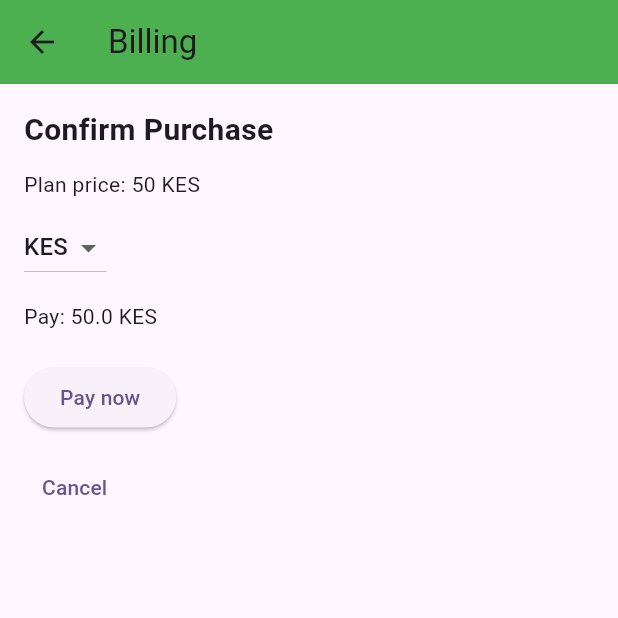
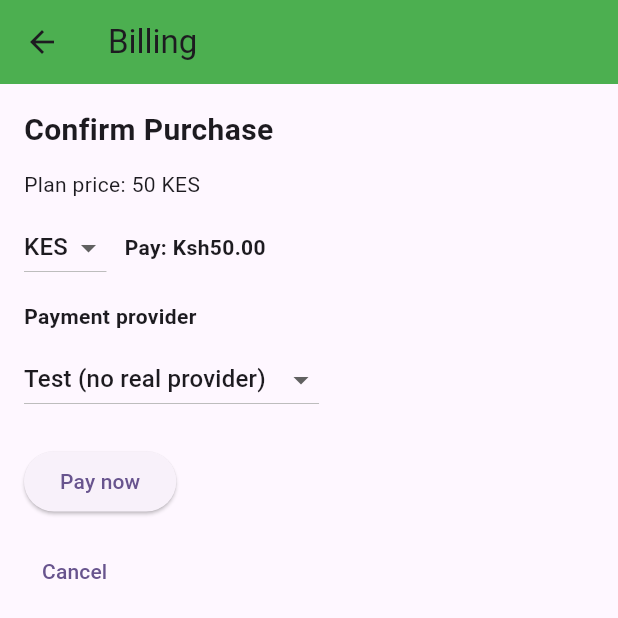
Before and after one commit to Ramslon/Fitness-Aura-Athletix-App, a Flutter app: the BillingScreen screen opened directly, on a phone screen of 412 x 824 dp. Shown: the top 618 px of the screen. Run offline on Flutter 3.47's test engine with Material 3 defaults, Android fonts, the light colour scheme and no system bars; our stand-ins replace charts_flutter, cross_file, file_picker, flutter_secure_storage, share_plus, shared_preferences; accounts and stored records are empty.

Commit message:
Wire PaymentProvider abstraction; add TestPaymentProvider; wire PaymentService to providers; format billing amounts with intl

```diff
--- a/lib/presentation/screens/biling_screen.dart
+++ b/lib/presentation/screens/biling_screen.dart
@@ -1,7 +1,9 @@
 import 'package:flutter/material.dart';
 import 'package:fitness_aura_athletix/services/currency_service.dart';
 import 'package:fitness_aura_athletix/services/payment_service.dart';
+import 'package:fitness_aura_athletix/services/payment_provider.dart';
 import 'package:fitness_aura_athletix/services/storage_service.dart';
+import 'package:intl/intl.dart';
 
 class BillingScreen extends StatefulWidget {
 	const BillingScreen({super.key});
@@ -14,6 +16,7 @@ class _BillingScreenState extends State<BillingScreen> {
 	String _currency = 'KES';
 	double _amountKes = 50;
 	bool _processing = false;
+	String _selectedProvider = 'Test';
 
 	@override
 	void didChangeDependencies() {
@@ -31,6 +34,9 @@ class _BillingScreenState extends State<BillingScreen> {
 
 	Future<void> _pay() async {
 		setState(() => _processing = true);
+		if (_selectedProvider == 'Test') {
+			PaymentService().registerProvider(TestPaymentProvider());
+		}
 		final success = await PaymentService().processPayment(amount: _displayAmount, currency: _currency, description: 'Premium upgrade');
 		setState(() => _processing = false);
 		if (success) {
@@ -52,10 +58,17 @@ class _BillingScreenState extends State<BillingScreen> {
 					const SizedBox(height: 12),
 					Text('Plan price: ${_amountKes.toInt()} KES'),
 					const SizedBox(height: 8),
-					DropdownButton<String>(value: _currency, items: const [DropdownMenuItem(value: 'KES', child: Text('KES')), DropdownMenuItem(value: 'USD', child: Text('USD')), DropdownMenuItem(value: 'EUR', child: Text('EUR'))], onChanged: (v) { if (v != null) setState(() => _currency = v); }),
+					Row(children: [
+						DropdownButton<String>(value: _currency, items: const [DropdownMenuItem(value: 'KES', child: Text('KES')), DropdownMenuItem(value: 'USD', child: Text('USD')), DropdownMenuItem(value: 'EUR', child: Text('EUR'))], onChanged: (v) { if (v != null) setState(() => _currency = v); }),
+						const SizedBox(width: 12),
+						Expanded(child: Text('Pay: ${NumberFormat.simpleCurrency(name: _currency).format(_displayAmount)}', style: const TextStyle(fontWeight: FontWeight.bold))),
+					]),
 					const SizedBox(height: 12),
-					Text('Pay: ${_displayAmount.toString()} $_currency'),
-					const SizedBox(height: 20),
+					const Text('Payment provider', style: TextStyle(fontWeight: FontWeight.bold)),
+					const SizedBox(height: 8),
+					DropdownButton<String>(value: _selectedProvider, items: const [DropdownMenuItem(value: 'Test', child: Text('Test (no real provider)')), DropdownMenuItem(value: 'Stripe', child: Text('Stripe (configure later)')), DropdownMenuItem(value: 'MPesa', child: Text('MPesa (configure later)'))], onChanged: (v) { if (v != null) setState(() => _selectedProvider = v); }),
+					const SizedBox(height: 12),
+					const SizedBox(height: 8),
 					_processing ? const Center(child: CircularProgressIndicator()) : ElevatedButton(onPressed: _pay, child: const Text('Pay now')),
 					const SizedBox(height: 12),
 					TextButton(onPressed: () async { await StorageService().saveBoolSetting('premium', false); ScaffoldMessenger.of(context).showSnackBar(const SnackBar(content: Text('Purchase cancelled'))); Navigator.of(context).pop(); }, child: const Text('Cancel')),
--- /dev/null
+++ b/lib/services/payment_provider.dart
@@ -0,0 +1,35 @@
+import 'dart:async';
+
+/// Abstract payment provider interface. Implementations should integrate
+/// with real payment SDKs (Stripe, MPesa, etc.).
+abstract class PaymentProvider {
+  /// Optional human-readable name (e.g., 'Stripe', 'MPesa').
+  String get name;
+
+  /// Configure provider with credentials. Implementations should persist
+  /// secrets securely (outside the scope of this shim).
+  Future<void> configure(Map<String, String> credentials);
+
+  /// Process a payment. Returns true on success.
+  Future<bool> processPayment({required double amount, required String currency, String? description});
+}
+
+/// A simple test provider that simulates successful payments.
+class TestPaymentProvider implements PaymentProvider {
+  @override
+  String get name => 'test';
+
+  @override
+  Future<void> configure(Map<String, String> credentials) async {
+    // No-op for test provider
+    return;
+  }
+
+  @override
+  Future<bool> processPayment({required double amount, required String currency, String? description}) async {
+    await Future.delayed(const Duration(seconds: 1));
+    return amount > 0;
+  }
+}
+
+/// Placeholder provider implementations can be added here in future.
--- a/lib/services/payment_service.dart
+++ b/lib/services/payment_service.dart
@@ -1,22 +1,61 @@
 import 'dart:async';
 
 import 'package:fitness_aura_athletix/services/storage_service.dart';
+import 'package:fitness_aura_athletix/services/payment_provider.dart';
 
-/// Minimal payment service shim. In production this should be replaced
-/// with integration to a real payment provider (Stripe, PayPal, MPesa, etc.).
+/// PaymentService orchestrates payment providers. By default it uses a
+/// simple simulated provider; you can configure a real provider later
+/// (e.g., Stripe or MPesa) by implementing `PaymentProvider`.
 class PaymentService {
 	PaymentService._();
 	static final PaymentService _instance = PaymentService._();
 	factory PaymentService() => _instance;
 
-	/// Simulate a payment. Returns true on success.
+	PaymentProvider? _provider;
+
+	/// Register an in-memory provider instance (useful for wiring tests).
+	void registerProvider(PaymentProvider provider) {
+		_provider = provider;
+	}
+
+	/// Configure provider by name and optional credentials. This stores
+	/// the chosen provider name and credentials (non-secure) so the app can
+	/// recreate a provider instance at runtime. For sensitive data use
+	/// secure storage (not implemented here).
+	Future<void> configureProvider(String providerName, Map<String, String> credentials) async {
+		await StorageService().saveStringSetting('payment_provider', providerName);
+		// store credentials non-securely as a convenience for later wiring
+		for (final e in credentials.entries) {
+			await StorageService().saveStringSetting('payment_cred_${e.key}', e.value);
+		}
+		// If the provider is 'test' register a TestPaymentProvider
+		if (providerName == 'test') {
+			_provider = TestPaymentProvider();
+			await _provider!.configure(credentials);
+		}
+		// For 'stripe' or 'mpesa' the implementation should create real provider
+		// instances here when those packages are added.
+	}
+
+	Future<PaymentProvider> _resolveProvider() async {
+		if (_provider != null) return _provider!;
+		final name = await StorageService().loadStringSetting('payment_provider') ?? 'test';
+		if (name == 'test') {
+			_provider = TestPaymentProvider();
+			await _provider!.configure({});
+			return _provider!;
+		}
+		// If an unsupported provider is configured, fallback to test provider
+		_provider = TestPaymentProvider();
+		await _provider!.configure({});
+		return _provider!;
+	}
+
+	/// Process a payment via the configured provider.
 	Future<bool> processPayment({required double amount, required String currency, String? description}) async {
-		// Simulate network/payment latency
-		await Future.delayed(const Duration(seconds: 2));
-		// Very simple heuristics: accept payments > 0
-		final success = amount > 0;
+		final provider = await _resolveProvider();
+		final success = await provider.processPayment(amount: amount, currency: currency, description: description);
 		if (success) {
-			// mark premium flag for now
 			await StorageService().saveBoolSetting('premium', true);
 		}
 		return success;
```
